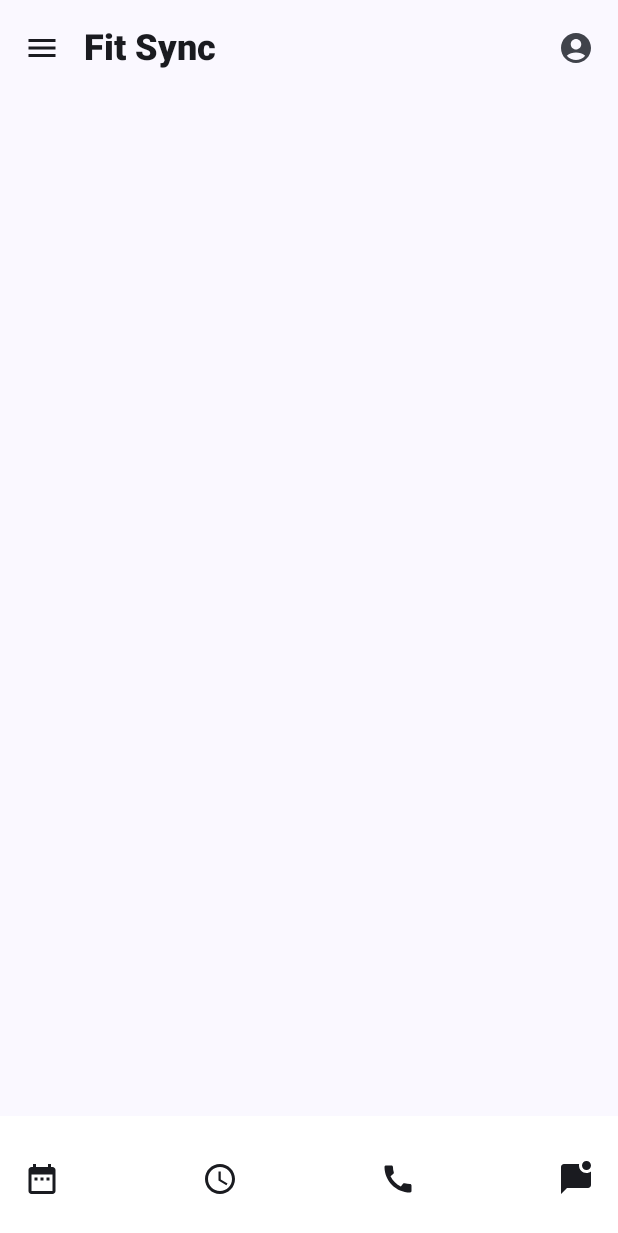
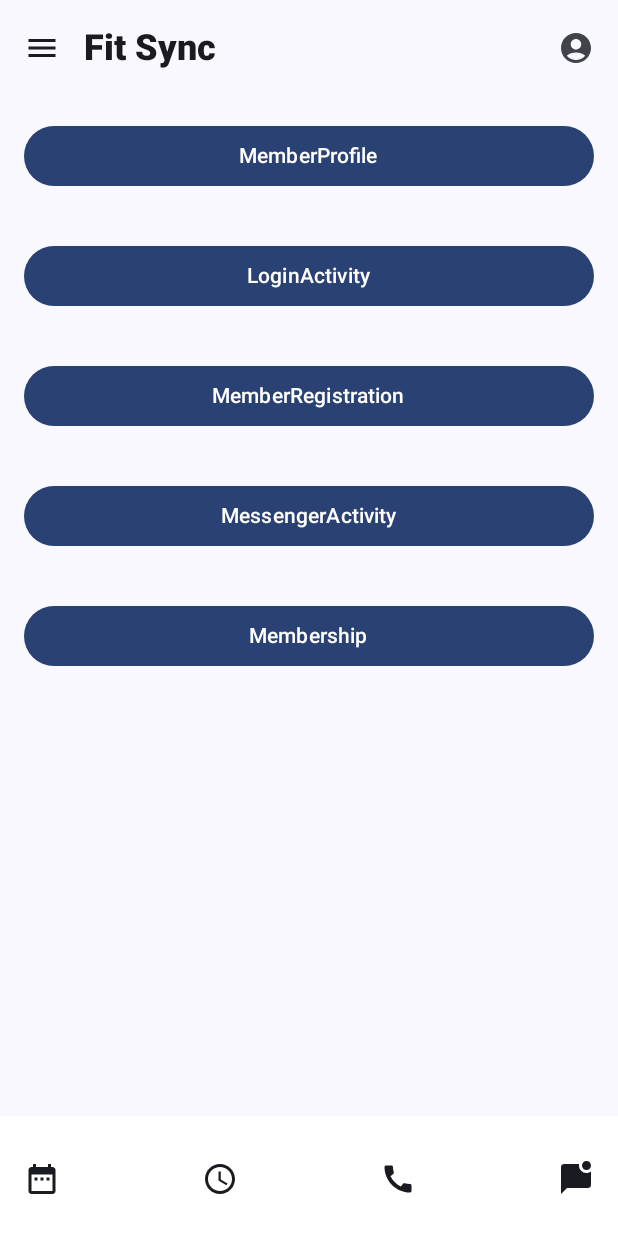
Before and after one commit to KDT-SIX-EYE/fitsync, an Android app built with Jetpack Compose: the composable MainScreen shown on its own in the app's theme, on a phone screen of 412 x 824 dp. Shown: the top 1233 px of the screen. Run offline under Robolectric (Android 15) with nearby library versions, the phone set to English and light mode, and no system bars.

Commit message:
edit MainActivity.kt

```diff
--- a/app/src/main/AndroidManifest.xml
+++ b/app/src/main/AndroidManifest.xml
@@ -27,7 +27,7 @@
             android:name=".Membership"
             android:exported="false" />
         <activity
-            android:name=".LoginActivity"
+            android:name=".MainActivity"
             android:exported="false" />
         <activity
             android:name=".MessengerActivity"
@@ -35,7 +35,7 @@
             android:label="@string/title_activity_messenger"
             android:theme="@style/Theme.FitSync" />
         <activity
-            android:name=".MainActivity"
+            android:name=".LoginActivity"
             android:exported="true"
             android:label="@string/app_name"
             android:theme="@style/Theme.FitSync">
--- a/app/src/main/java/com/example/fitsync/MainActivity.kt
+++ b/app/src/main/java/com/example/fitsync/MainActivity.kt
@@ -7,21 +7,15 @@ import android.os.Bundle
 import androidx.activity.ComponentActivity
 import androidx.activity.compose.setContent
 import androidx.compose.foundation.layout.Arrangement
-import androidx.compose.foundation.layout.Column
 import androidx.compose.foundation.layout.Row
 import androidx.compose.foundation.layout.fillMaxSize
 import androidx.compose.foundation.layout.fillMaxWidth
 import androidx.compose.foundation.layout.padding
 import androidx.compose.foundation.lazy.LazyColumn
-import androidx.compose.foundation.lazy.items
 import androidx.compose.material.icons.Icons
 import androidx.compose.material.icons.filled.AccountCircle
-import androidx.compose.material.icons.filled.Add
-import androidx.compose.material.icons.filled.ArrowBack
-import androidx.compose.material.icons.filled.Call
 import androidx.compose.material.icons.filled.DateRange
 import androidx.compose.material.icons.filled.Menu
-import androidx.compose.material.icons.filled.Search
 import androidx.compose.material3.BottomAppBar
 import androidx.compose.material3.Button
 import androidx.compose.material3.ExperimentalMaterial3Api
@@ -40,12 +34,9 @@ import androidx.compose.ui.platform.LocalContext
 import androidx.compose.ui.res.painterResource
 import androidx.compose.ui.text.font.FontFamily
 import androidx.compose.ui.text.font.FontWeight
+import androidx.compose.ui.unit.dp
 import androidx.compose.ui.unit.sp
-import com.example.fitsync.Message.ChatMessage
 import com.example.fitsync.ui.theme.FitSyncTheme
-import java.text.SimpleDateFormat
-import java.util.Date
-import java.util.Locale
 
 class MainActivity : ComponentActivity() {
     override fun onCreate(savedInstanceState: Bundle?) {
@@ -63,6 +54,7 @@ class MainActivity : ComponentActivity() {
     }
 }
 
+@OptIn(ExperimentalMaterial3Api::class)
 @Composable
 fun MainScreen() {
     Scaffold(
@@ -145,7 +137,64 @@ fun MainScreen() {
                 .fillMaxSize()
                 .padding(innerPadding)
         ) {
-
+            item {
+                val context = LocalContext.current
+                Button(
+                    onClick = {
+                        val intent = Intent(context, MemberProfile::class.java)
+                        context.startActivity(intent)
+                    },
+                    modifier = Modifier
+                        .fillMaxWidth()
+                        .padding(16.dp)
+                ) {
+                    Text(text = "MemberProfile")
+                }
+                Button(
+                    onClick = {
+                        val intent = Intent(context, LoginActivity::class.java)
+                        context.startActivity(intent)
+                    },
+                    modifier = Modifier
+                        .fillMaxWidth()
+                        .padding(16.dp)
+                ) {
+                    Text(text = "LoginActivity")
+                }
+                Button(
+                    onClick = {
+                        val intent = Intent(context, MemberRegistration::class.java)
+                        context.startActivity(intent)
+                    },
+                    modifier = Modifier
+                        .fillMaxWidth()
+                        .padding(16.dp)
+                ) {
+                    Text(text = "MemberRegistration")
+                }
+                Button(
+                    onClick = {
+                        val intent = Intent(context, MessengerActivity::class.java)
+                        context.startActivity(intent)
+                    },
+                    modifier = Modifier
+                        .fillMaxWidth()
+                        .padding(16.dp)
+                ) {
+                    Text(text = "MessengerActivity")
+                }
+                Button(
+                    onClick = {
+                        val intent = Intent(context, Membership::class.java)
+                        context.startActivity(intent)
+                    },
+                    modifier = Modifier
+                        .fillMaxWidth()
+                        .padding(16.dp)
+                ) {
+                    Text(text = "Membership")
+                }
+            }
         }
     }
 }
```
